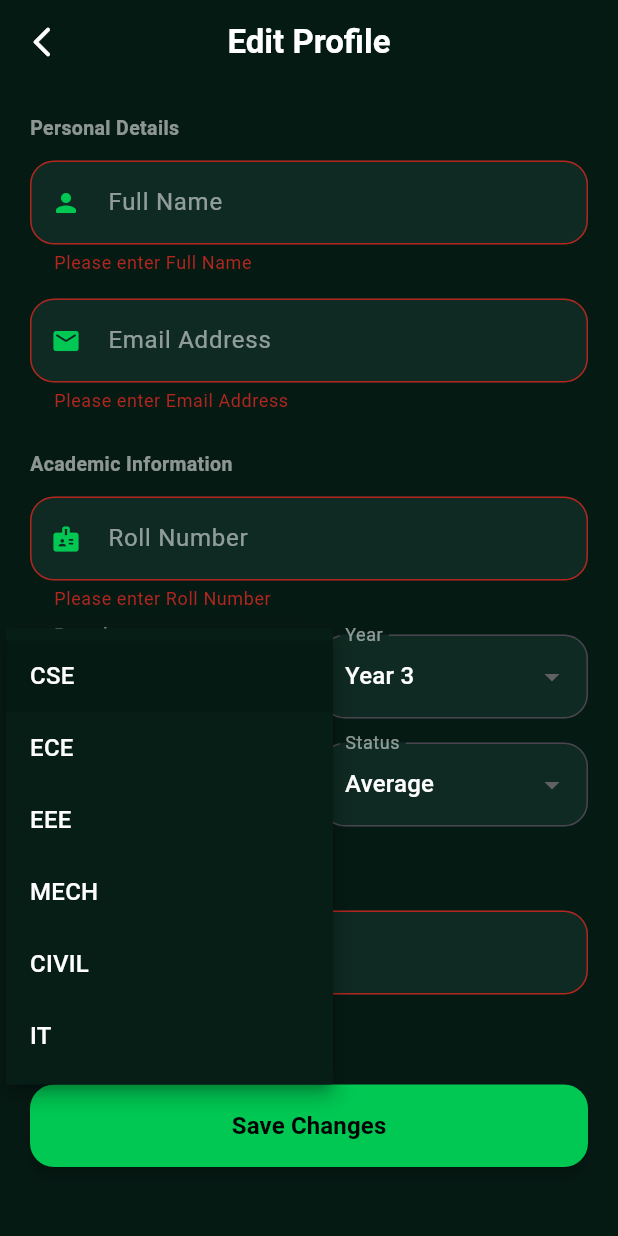
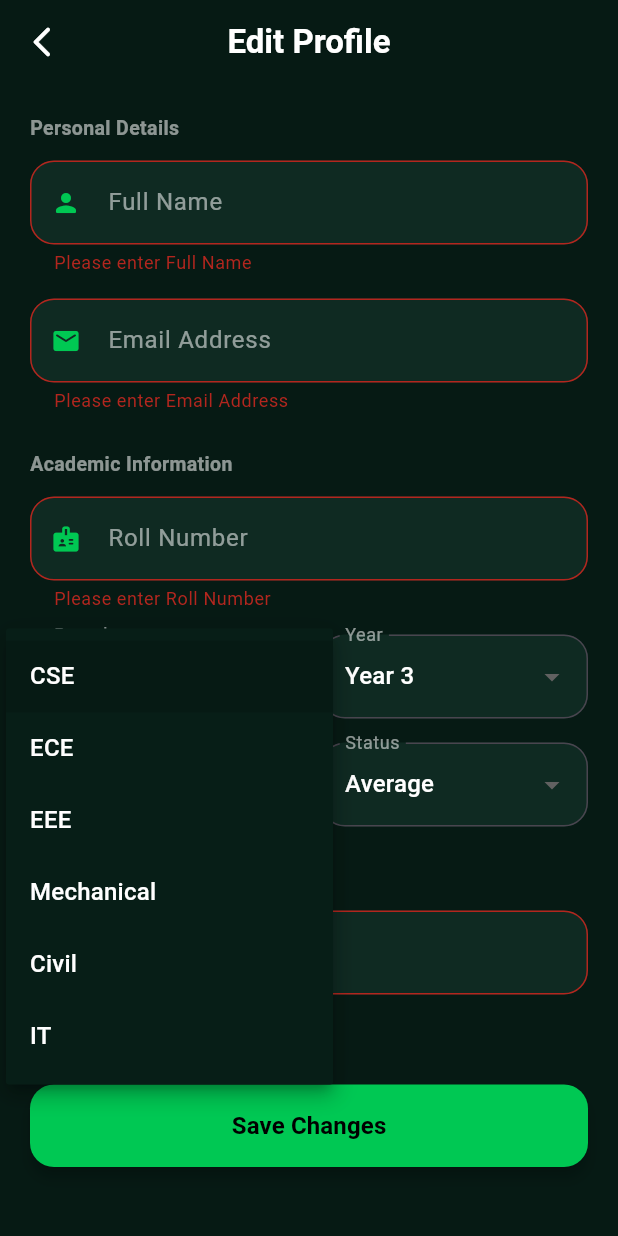
Before and after one commit to Arjun-52/GyaanPlant, a Flutter app: the EditStudentScreen screen opened directly with empty values, after a tap on "Save Changes", after a tap on "CSE", on a phone screen of 412 x 824 dp. Run offline on Flutter 3.47's test engine with Material 3 defaults, Android fonts, the phone set to English and light mode, and no system bars; our stand-ins replace dio, file_picker, firebase_core, firebase_messaging, flutter_secure_storage, flutter_svg and 7 more; missing offline and left inert: razorpay_flutter; accounts and stored records are empty; network calls fail.

```diff
--- a/lib/views/student_role/Test_/widgets/upcoming_tests.dart
+++ b/lib/views/student_role/Test_/widgets/upcoming_tests.dart
@@ -50,3 +50,4 @@ class UpcomingTests extends StatelessWidget {
     );
   }
 }
+// 21EC3D58
--- a/lib/views/tpo_role/student/screens/edit_student_screen.dart
+++ b/lib/views/tpo_role/student/screens/edit_student_screen.dart
@@ -1,5 +1,7 @@
 import 'package:flutter/material.dart';
+import 'package:provider/provider.dart';
 import 'package:gyaanplant/models/tpo_role_models/student_model.dart';
+import 'package:gyaanplant/viewmodels/tpo_viewmodels/student_viewmodel.dart';
 
 class EditStudentScreen extends StatefulWidget {
   final Student student;
@@ -20,10 +22,22 @@ class _EditStudentScreenState extends State<EditStudentScreen> {
   late String _branch;
   late String _year;
   late String _status;
+  bool _isSaving = false;
 
-  final List<String> _branches = ['CSE', 'ECE', 'EEE', 'MECH', 'CIVIL', 'IT'];
+  final List<String> _branches = ['CSE', 'ECE', 'EEE', 'Mechanical', 'Civil', 'IT'];
   final List<String> _years = ['Year 1', 'Year 2', 'Year 3', 'Year 4'];
   final List<String> _statuses = ['MNC Ready', 'Average', 'At Risk'];
+
+  String _normalizeBranch(String branch) {
+    switch (branch.trim().toUpperCase()) {
+      case 'MECH':
+        return 'Mechanical';
+      case 'CIVIL':
+        return 'Civil';
+      default:
+        return branch.trim();
+    }
+  }
 
   @override
   void initState() {
@@ -34,7 +48,8 @@ class _EditStudentScreenState extends State<EditStudentScreen> {
     _cgpaController = TextEditingController(text: widget.student.cgpa.toString());
     _careerController = TextEditingController(text: widget.student.careerPath);
 
-    _branch = _branches.contains(widget.student.branch) ? widget.student.branch : 'CSE';
+    final normalizedBranch = _normalizeBranch(widget.student.branch);
+    _branch = _branches.contains(normalizedBranch) ? normalizedBranch : 'CSE';
     _year = _years.contains(widget.student.year) ? widget.student.year : 'Year 3';
     _status = _statuses.contains(widget.student.status) ? widget.student.status : 'Average';
   }
@@ -49,8 +64,47 @@ class _EditStudentScreenState extends State<EditStudentScreen> {
     super.dispose();
   }
 
-  void _saveForm() {
-    if (_formKey.currentState!.validate()) {
+  Future<void> _saveForm() async {
+    if (!_formKey.currentState!.validate()) return;
+
+    final name = _nameController.text.trim();
+    final email = _emailController.text.trim();
+    final rollNo = _rollController.text.trim();
+    final cgpa = double.tryParse(_cgpaController.text.trim()) ?? 0.0;
+    final careerPath = _careerController.text.trim();
+    final yearNum = int.tryParse(_year.replaceAll(RegExp(r'[^0-9]'), '')) ?? 1;
+
+    final payload = {
+      'name': name,
+      'email': email,
+      'branch': _branch,
+      'year': yearNum,
+      'rollNo': rollNo,
+      'cgpa': cgpa,
+      'careerPath': careerPath,
+    };
+
+    print('Student ID: ${widget.student.id}');
+    print('Payload: $payload');
+
+    setState(() {
+      _isSaving = true;
+    });
+
+    try {
+      final studentVm = context.read<StudentViewModel>();
+      await studentVm.updateStudent(
+        currentStudent: widget.student,
+        id: widget.student.id,
+        name: name,
+        email: email,
+        branch: _branch,
+        year: yearNum,
+        rollNo: rollNo,
+        cgpa: cgpa,
+        careerPath: careerPath,
+      );
+
       ScaffoldMessenger.of(context).showSnackBar(
         const SnackBar(
           content: Text('Changes saved successfully!'),
@@ -58,6 +112,19 @@ class _EditStudentScreenState extends State<EditStudentScreen> {
         ),
       );
       Navigator.pop(context);
+    } catch (e) {
+      ScaffoldMessenger.of(context).showSnackBar(
+        SnackBar(
+          content: Text('Failed to save changes: $e'),
+          backgroundColor: Colors.redAccent,
+        ),
+      );
+    } finally {
+      if (mounted) {
+        setState(() {
+          _isSaving = false;
+        });
+      }
     }
   }
 
@@ -147,7 +214,7 @@ class _EditStudentScreenState extends State<EditStudentScreen> {
                 children: [
                   Expanded(
                     child: ElevatedButton(
-                      onPressed: _saveForm,
+                      onPressed: _isSaving ? null : _saveForm,
                       style: ElevatedButton.styleFrom(
                         backgroundColor: const Color(0xFF00C853),
                         foregroundColor: Colors.black,
@@ -157,9 +224,9 @@ class _EditStudentScreenState extends State<EditStudentScreen> {
                         ),
                         elevation: 4,
                       ),
-                      child: const Text(
-                        'Save Changes',
-                        style: TextStyle(fontWeight: FontWeight.bold, fontSize: 16),
+                      child: Text(
+                        _isSaving ? 'Saving...' : 'Save Changes',
+                        style: const TextStyle(fontWeight: FontWeight.bold, fontSize: 16),
                       ),
                     ),
                   ),
```
Also changed, not shown: lib/repositories/tpo_repository.dart (+11 -4 lines), lib/viewmodels/tpo_viewmodels/student_viewmodel.dart (+89 -1 lines), lib/views/tpo_role/student/screens/add_student_screen.dart (+118 -7 lines), 1 other file.
